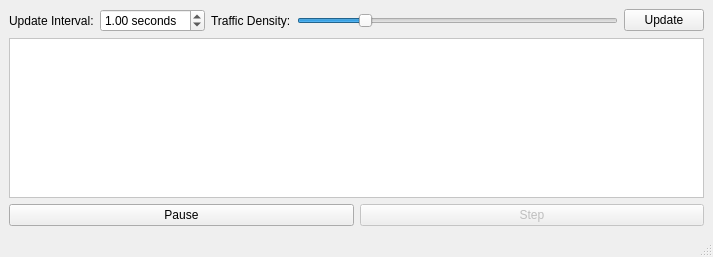
dutchgold92/TrafficSim, file mainwindow.ui: the form before one commit.
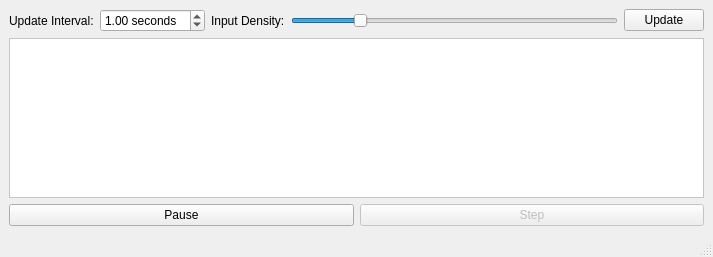
The form after the commit.

Commit message: Work on traffic synthesis

```diff
--- a/mainwindow.ui
+++ b/mainwindow.ui
@@ -61,7 +61,7 @@
       <item>
        <widget class="QLabel" name="updateTrafficDensityLabel">
         <property name="text">
-         <string>Traffic Density:</string>
+         <string>Input Density:</string>
         </property>
        </widget>
       </item>
```
The commit also changes 11 other files.
